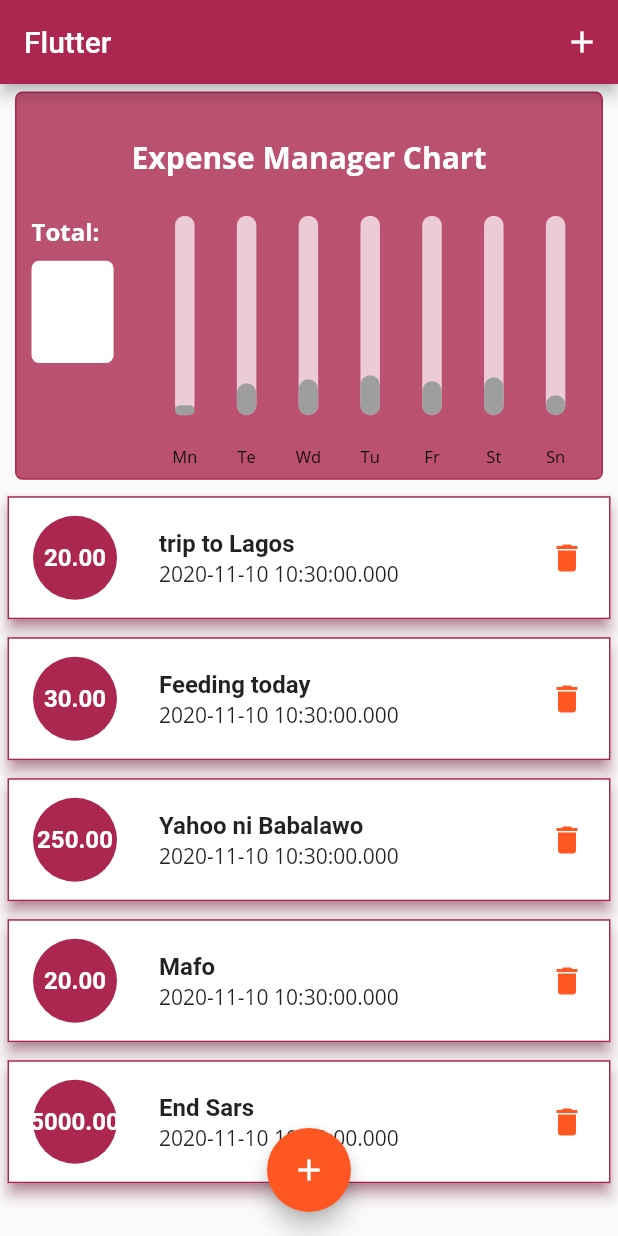
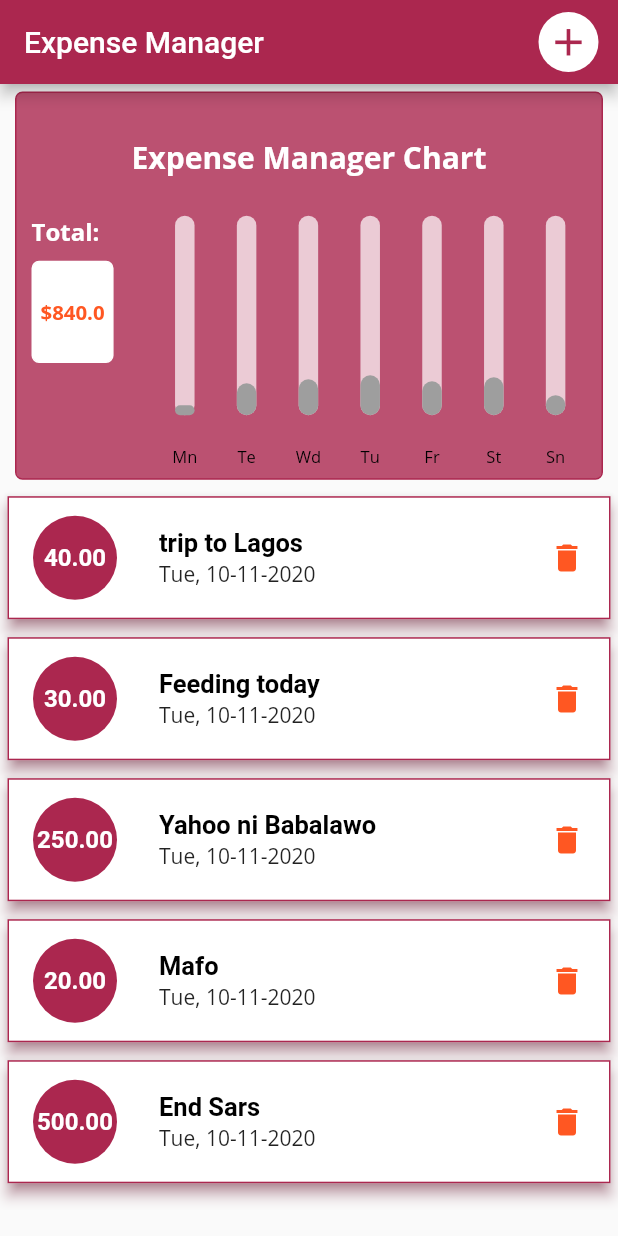
Before and after one commit to ercross/budget_manager, a Flutter app: the screen it shows after launch, on a phone screen of 412 x 824 dp. Run offline on Flutter 3.47's test engine with Material 2 defaults, Android fonts, the phone set to English and light mode, and no system bars; drawn by our look-alikes of fl_chart; our stand-ins replace flutter_datetime_picker.

Commit message:
Added a date picker and output total expense amount inside the chart container

```diff
--- a/lib/main.dart
+++ b/lib/main.dart
@@ -1,12 +1,10 @@
 import 'package:flutter/material.dart';
 
 import './theme.dart';
-
-import './models/expense.dart';
 import './widgets/chart.dart';
 import './widgets/expense_list.dart';
 import './vanilla_bloc/expense_bloc.dart';
-import './vanilla_bloc/expense_event.dart';
+import 'widgets/input_form.dart';
 
 /*  */
 void main() => runApp(MyApp());
@@ -15,7 +13,7 @@ class MyApp extends StatelessWidget {
   @override
   Widget build(BuildContext context) {
     return MaterialApp(
-      title: 'Budget Manager',
+      title: 'Expense Manager',
       home: MyHomePage(),
       theme: BudgetManagerTheme().makeTheme(),
     );
@@ -23,32 +21,35 @@ class MyApp extends StatelessWidget {
 }
 
 class MyHomePage extends StatelessWidget {
-
   @override
   Widget build(BuildContext context) {
-
     final HomePageBody _homepageBody = new HomePageBody();
 
     return Scaffold(
       appBar: AppBar(
-          title: Text('Flutter'),
+        title: Text('Expense Manager'),
         actions: [
-            IconButton(
+          Padding(
+            padding: const EdgeInsets.all(8.0),
+            child: CircleAvatar(
+              radius: 25,
+              backgroundColor: Colors.white,
+              child: FittedBox(
+                child: IconButton(
                     icon: Icon(Icons.add),
-                color: Colors.white,
+                    color: Theme.of(context).primaryColor,
+                    highlightColor: Theme.of(context).accentColor,
+                    iconSize: 50,
                     onPressed: () {
                       _homepageBody.showInputFieldBoxes(context);
-                })
+                    }),
+              ),
+            ),
+          )
         ],
       ),
       body: _homepageBody,
-        floatingActionButtonLocation: FloatingActionButtonLocation.centerFloat,
-        floatingActionButton: FloatingActionButton(
-            child: Icon(Icons.add),
-            backgroundColor: Theme.of(context).accentColor,
-            onPressed: () {
-              _homepageBody.showInputFieldBoxes(context);
-            }));
+    );
   }
 }
 
@@ -59,17 +60,17 @@ class HomePageBody extends StatelessWidget {
 
   @override
   Widget build(BuildContext context) {
-
     final MediaQueryData mediaQuery = MediaQuery.of(context);
     final double statusBarHeight = mediaQuery.padding.top;
     final double appBarHeight = AppBar().preferredSize.height;
-    final double displayAreaHeight = mediaQuery.size.height - statusBarHeight - appBarHeight;
+    final double displayAreaHeight =
+        mediaQuery.size.height - statusBarHeight - appBarHeight;
 
     return SafeArea(
       child: Column(children: <Widget>[
         Container(
             height: displayAreaHeight * 0.35,
-            child: ExpenseManagerBarChart(displayAreaHeight)),
+            child: ExpenseManagerBarChart(displayAreaHeight, _expenseBloc.expenses)),
         Expanded(
           child: Container(
               height: displayAreaHeight * 0.7,
@@ -83,80 +84,7 @@ class HomePageBody extends StatelessWidget {
     showModalBottomSheet(
         context: buildContext,
         builder: (_) {
-          return SingleChildScrollView (child: InputFields(_expenseBloc));
+          return SingleChildScrollView(child: InputFields(_expenseBloc));
         });
   }
 }
-
-class InputFields extends StatefulWidget {
-  final ExpenseBloc expenseBloc;
-
-  InputFields(this.expenseBloc);
-
-  @override
-  _InputFieldsState createState() => _InputFieldsState();
-}
-
-class _InputFieldsState extends State<InputFields> {
-
-  final TextEditingController amountController = TextEditingController();
-  final TextEditingController titleController = TextEditingController();
-
-  @override
-  Widget build(BuildContext context) {
-    return Container(
-      margin: EdgeInsets.symmetric(horizontal: 10, vertical: 8),
-      padding: EdgeInsetsDirectional.only(
-        bottom: MediaQuery.of(context).viewInsets.bottom + 10, top: 10, start: 10, end: 10),
-      child: Column(
-        crossAxisAlignment: CrossAxisAlignment.end,
-        children: <Widget>[
-          TextField(
-            autofocus: true,
-            decoration: InputDecoration(
-              labelText: "Title",
-              labelStyle: TextStyle(
-                fontWeight: FontWeight.bold)
-                ),
-            controller: titleController,
-            onSubmitted: (inputValue) {
-              titleController.text = inputValue;
-            },
-          ),
-          TextField(
-            autofocus: true,
-            decoration: InputDecoration(labelText: "Amount"),
-            controller: amountController,
-            keyboardType: TextInputType.number,
-            onSubmitted: (inputAmount) {
-              amountController.text = inputAmount;
-            },
-          ),
-          RaisedButton(
-            elevation: 8,
-            child: Text("Add Expense"),
-            textColor: Colors.purple,
-            onPressed: addNewExpense,
-          )
-        ],
-      ),
-    );
-  }
-
-  void addNewExpense() {
-    final String title = titleController.text;
-    final double amount = double.parse(amountController.text);
-
-    if (title.isEmpty || amount < 0) {
-      return;
-    }
-    widget.expenseBloc.eventInput.add(AddExpense(new Expense(
-      title: title,
-      amount: amount,
-      date: DateTime.now(),
-      id: 2,
-    )));
-
-    Navigator.of(context).pop();
-  }
-}
--- a/lib/vanilla_bloc/expense_bloc.dart
+++ b/lib/vanilla_bloc/expense_bloc.dart
@@ -4,15 +4,15 @@ import '../models/expense.dart';
 
 class ExpenseBloc {
 
-  List<Expense> expenses = [
-      new Expense(id: 1, amount: 20, date: DateTime.now(), title: "trip to Lagos"),
+  List<Expense> _expenses = [
+      new Expense(id: 1, amount: 40, date: DateTime.now(), title: "trip to Lagos"),
       new Expense(id: 2, amount: 30, date: DateTime.now(), title: "Feeding today"),
       new Expense(id: 3, amount: 250, date: DateTime.now(), title: "Yahoo ni Babalawo"),
       new Expense(id: 4, amount: 20, date: DateTime.now(), title: "Mafo"),
-      new Expense(id: 5, amount: 5000, date: DateTime.now(), title: "End Sars"),
+      new Expense(id: 5, amount: 500, date: DateTime.now(), title: "End Sars"),
       ];
 
-  //List<Expense> get expenses => expenses;
+  List<Expense> get expenses => _expenses;
 
   final StreamController<List<Expense>> _stateStreamController = new StreamController<List<Expense>>();
 
--- a/lib/widgets/chart.dart
+++ b/lib/widgets/chart.dart
@@ -1,16 +1,22 @@
+import 'package:budget_manager/vanilla_bloc/expense_bloc.dart';
 import 'package:flutter/material.dart';
 import 'package:fl_chart/fl_chart.dart';
 
+import '../models/expense.dart';
+
+
 class ExpenseManagerBarChart extends StatefulWidget {
   final double availableSpace;
+  final List<Expense> expenses;
 
-  ExpenseManagerBarChart(this.availableSpace);
+  ExpenseManagerBarChart(this.availableSpace, this.expenses);
 
   @override
   _ChartState createState() => _ChartState();
 }
 
 class _ChartState extends State<ExpenseManagerBarChart> {
+
   ///made static const and class variable for performance gain
   ///as static const properties always return the same instance
   static const Text chartTitle = const Text(
@@ -26,8 +32,9 @@ class _ChartState extends State<ExpenseManagerBarChart> {
   @override
   Widget build(BuildContext context) {
     final BarChart expenseBarChart = makeExpenseBarChart();
+    final String totalExpenses = calculateTotalExpenses().toString();
 
-    final Column totalAmountData =
+    final Column totalAmountWidget =
         Column(mainAxisAlignment: MainAxisAlignment.spaceBetween, children: [
       Align(
         alignment: Alignment.centerLeft,
@@ -47,6 +54,8 @@ class _ChartState extends State<ExpenseManagerBarChart> {
             border: Border.all(color: Colors.white),
             color: Colors.white,
           ),
+          child: FittedBox(
+            child: Text('\$$totalExpenses', style: TextStyle(fontWeight: FontWeight.bold),)),
         ),
       )
     ]);
@@ -54,7 +63,7 @@ class _ChartState extends State<ExpenseManagerBarChart> {
     final Row chartInfo = Row(
       mainAxisAlignment: MainAxisAlignment.spaceBetween,
       children: [
-        Expanded(child: totalAmountData),
+        Expanded(child: totalAmountWidget),
         expenseBarChart,
       ],
     );
@@ -96,7 +105,6 @@ class _ChartState extends State<ExpenseManagerBarChart> {
           barGroups: barGroups,
           //  barTouchData: setBarTouchData(),
           titlesData: setTitleData(),
-          //  axisTitleData: setAxisTitleData(),
         ),
         swapAnimationDuration: animationDuration);
   }
@@ -108,26 +116,7 @@ class _ChartState extends State<ExpenseManagerBarChart> {
   FlTitlesData setTitleData() {
     return FlTitlesData(
         show: true,
-        leftTitles: SideTitles(
-          reservedSize: 14,
-          margin: 30,
-          showTitles: false,
-          interval: 50,
-          getTextStyles: (value) => const TextStyle(
-              color: Colors.white, fontWeight: FontWeight.bold, fontSize: 14),
-          getTitles: (value) {
-            switch (value.toInt()) {
-              case 0:
-                return "0%";
-              case 50:
-                return "50%";
-              case 100:
-                return "100%";
-              default:
-                return "F";
-            }
-          },
-        ),
+        leftTitles: SideTitles(showTitles: false),
         bottomTitles: SideTitles(
             showTitles: true,
             margin: 20,
@@ -153,10 +142,6 @@ class _ChartState extends State<ExpenseManagerBarChart> {
             }));
   }
 
-  /*FlAxisTitleData setAxisTitleData () {
-
-  } */
-
   static BarChartGroupData makeBarRodData(int xAxisValue, double yAxisValue) {
     return BarChartGroupData(x: xAxisValue, barRods: [
       BarChartRodData(
@@ -178,4 +163,10 @@ class _ChartState extends State<ExpenseManagerBarChart> {
     makeBarRodData(5, 19),
     makeBarRodData(6, 10),
   ];
+
+  static double calculateTotalExpenses () {
+    double totalExpenses = 0;
+    ExpenseBloc().expenses.forEach((expense) {totalExpenses += expense.amount;});
+    return totalExpenses;
+  }
 }
--- a/lib/widgets/expense_card.dart
+++ b/lib/widgets/expense_card.dart
@@ -1,10 +1,15 @@
 import 'package:flutter/material.dart';
+import 'package:intl/intl.dart';
+
+import '../vanilla_bloc/expense_bloc.dart';
 import '../models/expense.dart';
+import '../vanilla_bloc/expense_event.dart';
 
 class ExpenseCard extends StatelessWidget {
   final Expense expense;
+  final ExpenseBloc expenseBloc;
 
-  ExpenseCard(this.expense);
+  ExpenseCard(this.expense, this.expenseBloc);
 
   @override
   Widget build(BuildContext context) {
@@ -26,12 +31,12 @@ class ExpenseCard extends StatelessWidget {
     final Text expenseTitleWidget = Text(
       expense.title,
       style: TextStyle(
-          fontWeight: FontWeight.bold, fontSize: 16, color: Colors.black87),
+          fontWeight: FontWeight.bold, fontSize: 17, color: Colors.black),
     );
 
-    final Text expenseDateWidget = Text(expense.date.toString(),
+    final Text expenseDateWidget = Text(DateFormat("EEE, dd-M-yyyy").format(expense.date),
         style: TextStyle(
-            fontWeight: FontWeight.w300, fontSize: 14, color: Colors.black87));
+            fontWeight: FontWeight.w500, fontSize: 14, color: Colors.black87));
 
     return Card(
       elevation: 4,
@@ -50,8 +55,12 @@ class ExpenseCard extends StatelessWidget {
         trailing: IconButton(
             icon: Icon(Icons.delete),
             color: Colors.deepOrange,
-            onPressed: () {}),
+            onPressed: deleteExpense),
       ),
     );
   }
+
+  void deleteExpense() {
+    expenseBloc.eventInput.add(DeleteExpense(this.expense));
+  }
 }
--- a/lib/widgets/expense_list.dart
+++ b/lib/widgets/expense_list.dart
@@ -15,20 +15,30 @@ class ExpenseList extends StatefulWidget {
 
 class _ExpenseList extends State<ExpenseList> {
 
+  final Center noExpensesAdded = const Center(
+      child: Text("No Expenses Added Yet", style: TextStyle(
+        fontSize: 20,
+        color: Color.fromRGBO(171, 39, 79, 0.4),
+        fontWeight: FontWeight.bold
+      ),),
+    );
+
   @override
   Widget build(BuildContext context) {
-
     return StreamBuilder(
         stream: widget.expenseBloc.stateStreamOutput,
         initialData: widget.expenseBloc.expenses,
         builder: (BuildContext buildContext, AsyncSnapshot<List<Expense>> snapshot) {
+
+          if (widget.expenseBloc.expenses.isEmpty) {
+            return noExpensesAdded;
+            }
           return ListView.builder(
             itemCount: snapshot.data.length,
             itemBuilder: (buildContext, index) {
-                    return ExpenseCard(snapshot.data[index]);
+              return ExpenseCard(snapshot.data[index], widget.expenseBloc);
             },
           );
-      }
-    );
+        });
   }
 }
--- a/pubspec.yaml
+++ b/pubspec.yaml
@@ -25,7 +25,8 @@ dependencies:
     sdk: flutter
   fl_chart: ^0.12.0
   intl: ^0.16.1
-  #sqflite: ^1.3.1+1
+  flutter_datetime_picker: ^1.4.0
+  #sqflite: ^1.3.2+1
 
 
   # The following adds the Cupertino Icons font to your application.
```
Also changed, not shown: lib/todo.txt (added, +11 -0 lines), lib/widgets/input_form.dart (added, +112 -0 lines), pubspec.lock. Lines whose indentation alone changed are shown as unchanged.
